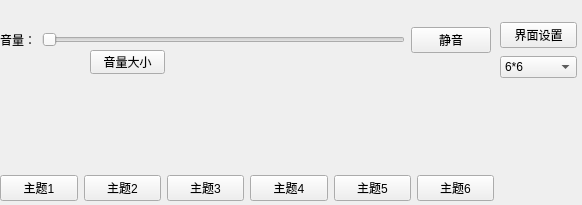
Qt form setup.ui (Nahjs/Bejeweled) before a commit.
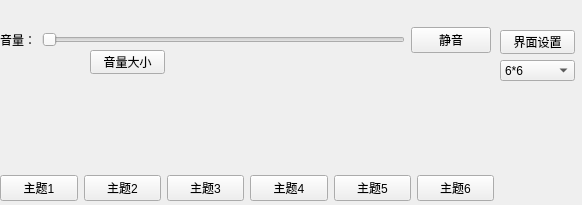
The same form after that commit. Icons and pictures are not drawn.

Commit message: 游戏界面微调

```diff
--- a/setup.ui
+++ b/setup.ui
@@ -207,25 +207,15 @@
     </item>
    </layout>
   </widget>
-  <widget class="QWidget" name="layoutWidget">
-   <property name="geometry">
-    <rect>
-     <x>500</x>
-     <y>20</y>
-     <width>77</width>
-     <height>61</height>
-    </rect>
-   </property>
-   <layout class="QVBoxLayout" name="verticalLayout_7">
-    <item>
-     <widget class="QPushButton" name="sizeSetButton">
-      <property name="text">
-       <string>界面设置</string>
-      </property>
-     </widget>
-    </item>
-    <item>
      <widget class="QComboBox" name="sizeComboBox">
+   <property name="geometry">
+    <rect>
+     <x>500</x>
+     <y>60</y>
+     <width>75</width>
+     <height>21</height>
+    </rect>
+   </property>
       <item>
        <property name="text">
         <string>6*6</string>
@@ -247,8 +237,18 @@
        </property>
       </item>
      </widget>
-    </item>
-   </layout>
+  <widget class="QPushButton" name="sizeSetButton">
+   <property name="geometry">
+    <rect>
+     <x>500</x>
+     <y>30</y>
+     <width>75</width>
+     <height>24</height>
+    </rect>
+   </property>
+   <property name="text">
+    <string>界面设置</string>
+   </property>
   </widget>
  </widget>
  <resources/>
```
Lines whose indentation alone changed are shown as unchanged. The commit also changes 1 other file.
